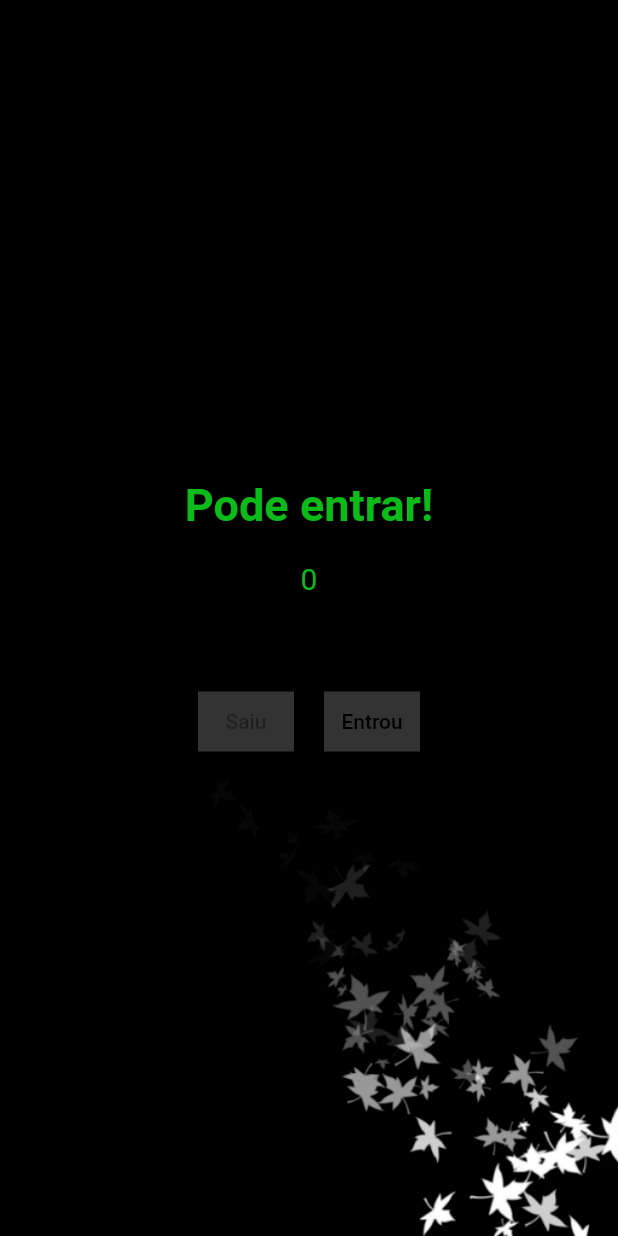
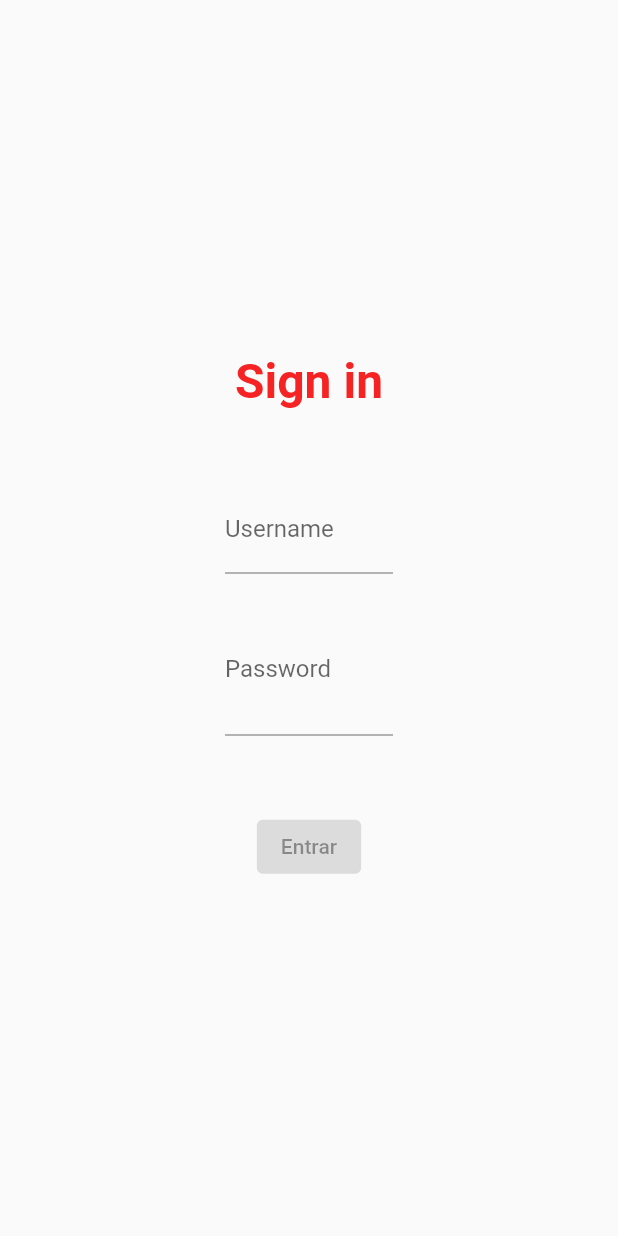
Before and after one commit to Ailton-F/fluttercurso, a Flutter app: the screen it shows after launch, on a phone screen of 412 x 824 dp. Run offline on Flutter 3.47's test engine with Material 2 defaults, Android fonts, the phone set to English and light mode, and no system bars.

Commit message:
:racehorse: feat: Login screen

```diff
--- /dev/null
+++ b/lib/login_page.dart
@@ -0,0 +1,80 @@
+import 'package:flutter/material.dart';
+
+class LoginPage extends StatelessWidget {
+  const LoginPage({super.key});
+  @override
+  Widget build(BuildContext context) {
+    return const MaterialApp(
+      home: HomePage(),
+      debugShowCheckedModeBanner: false,
+    );
+  }
+}
+
+class HomePage extends StatefulWidget {
+  const HomePage({super.key});
+
+  @override
+  State<HomePage> createState() => _HomePageState();
+}
+
+class _HomePageState extends State<HomePage> {
+  bool passViewState = true;
+
+  void showpass() {
+    setState(() {
+      if (passViewState) {
+        passViewState = false;
+      } else {
+        passViewState = true;
+      }
+    });
+  }
+
+  @override
+  Widget build(BuildContext context) {
+    return Scaffold(
+        body: Container(
+            alignment: Alignment.center,
+            padding: const EdgeInsets.symmetric(horizontal: 150, vertical: 16),
+            child: Column(
+              mainAxisAlignment: MainAxisAlignment.center,
+              children: <Widget>[
+                const Text(
+                  'Sign in',
+                  style: TextStyle(
+                    fontSize: 32,
+                    color: Color.fromARGB(255, 245, 35, 35),
+                    fontWeight: FontWeight.w700,
+                  ),
+                ),
+                const SizedBox(height: 50),
+                TextFormField(
+                  decoration: const InputDecoration(
+                    labelText: 'Username',
+                  ),
+                ),
+                const SizedBox(
+                  height: 20,
+                ),
+                TextFormField(
+                  obscureText: passViewState,
+                  decoration: InputDecoration(
+                    labelText: 'Password',
+                    suffix: IconButton(
+                        onPressed: showpass,
+                        icon: Icon(
+                          passViewState == true
+                              ? Icons.remove_red_eye
+                              : Icons.password,
+                        )),
+                  ),
+                ),
+                const SizedBox(
+                  height: 50,
+                ),
+                const ElevatedButton(onPressed: null, child: Text('Entrar'))
+              ],
+            )));
+  }
+}
--- a/lib/main.dart
+++ b/lib/main.dart
@@ -1,114 +1,7 @@
 import 'package:flutter/material.dart';
+import '/contador.dart';
+import 'login_page.dart';
 
 void main() {
-  runApp(const MyApp());
+  runApp(const LoginPage());
 }
-
-class MyApp extends StatelessWidget {
-  const MyApp({Key? key}) : super(key: key);
-  @override
-  Widget build(BuildContext context) {
-    return  const MaterialApp(
-      home: HomePage(),
-      debugShowCheckedModeBanner: false,
-    );
-  }
-}
-
-class HomePage extends StatefulWidget {
-  const HomePage({super.key});
-
-  @override
-  State<HomePage> createState() => _HomePageState();
-}
-
-class _HomePageState extends State<HomePage> {
-  int count = 0;
-
-  void decrement() {
-    setState(() {
-      count--;
-    });
-  }
-
-  void increment() {
-    setState(() {
-      count++;
-    });
-  }
-
-  @override
-  Widget build(BuildContext context) {
-    return Scaffold(
-      body: Container(
-        decoration: const BoxDecoration(
-          image: DecorationImage(
-            image: AssetImage('assets/images/Black-wallpapers.png'),
-            fit: BoxFit.fitHeight,
-          ),
-        ),
-        child: Column(
-          mainAxisAlignment: MainAxisAlignment.center,
-          children: <Widget>[
-            Text(
-              count==20?'Máximo atingido!':'Pode entrar!',
-              style: const TextStyle(
-                fontSize: 30,
-                color: Color.fromARGB(255, 11, 187, 25),
-                fontWeight: FontWeight.w700,
-              ),
-            ),
-            const SizedBox(
-              height: 20,
-            ),
-            Text(
-              count.toString(),
-                style: const TextStyle(
-                  fontSize: 20,
-                  color: Color.fromARGB(255, 11, 187, 25),
-                )),
-            const SizedBox(
-              height: 60,
-            ),
-//             git remote add origin git@github.com:Ailton-F/fluttercurso.git
-// git branch -M main
-// git push -u origin main
-            Row(
-              mainAxisAlignment: MainAxisAlignment.center,
-              children: [
-                TextButton(
-                    onPressed:count==0?null:decrement,
-                    style: TextButton.styleFrom(
-                      backgroundColor: const Color.fromARGB(255, 51, 51, 51),
-                      fixedSize: const Size(60, 40),
-                      foregroundColor: Colors.black,
-                      shape: const RoundedRectangleBorder(
-                        borderRadius: BorderRadius.zero,
-                      ),
-                    ),
-                    child: const Text(
-                      'Saiu',
-                    )),
-                const SizedBox(
-                  width: 20,
-                ),
-                TextButton(
-                  onPressed:count==20?null:increment,
-                  style: TextButton.styleFrom(
-                    backgroundColor: const Color.fromARGB(255, 51, 51, 51),
-                    fixedSize: const Size(60, 40),
-                    foregroundColor: Colors.black,
-                    shape: const RoundedRectangleBorder(
-                      borderRadius: BorderRadius.zero,
-                    ),
-                  ),
-                  child: const Text('Entrou'),
-                ),
-              ],
-            )
-          ],
-        )
-      )
-    );
-  }
-}
```
Also changed, not shown: lib/contador.dart (added, +105 -0 lines).
